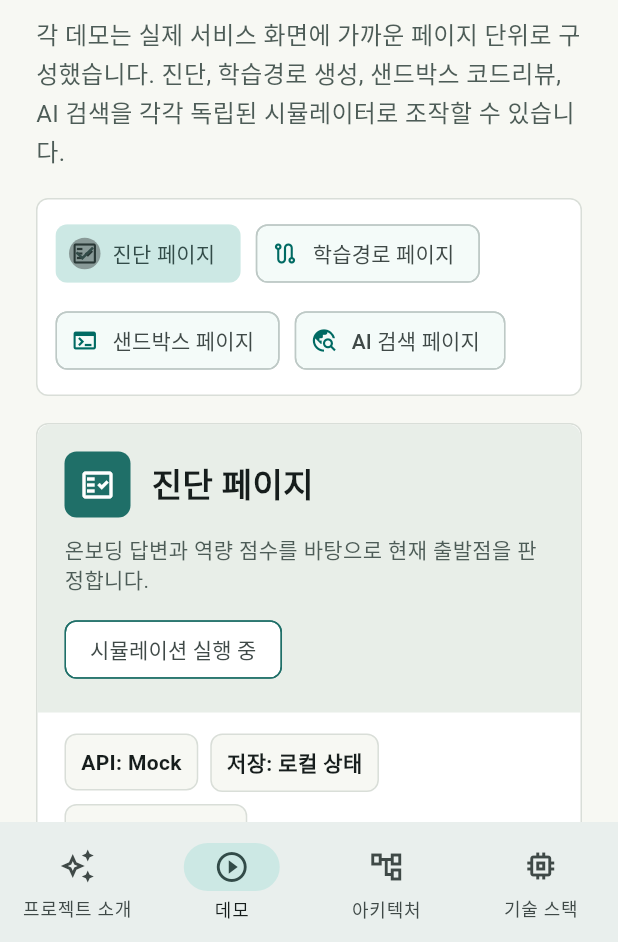
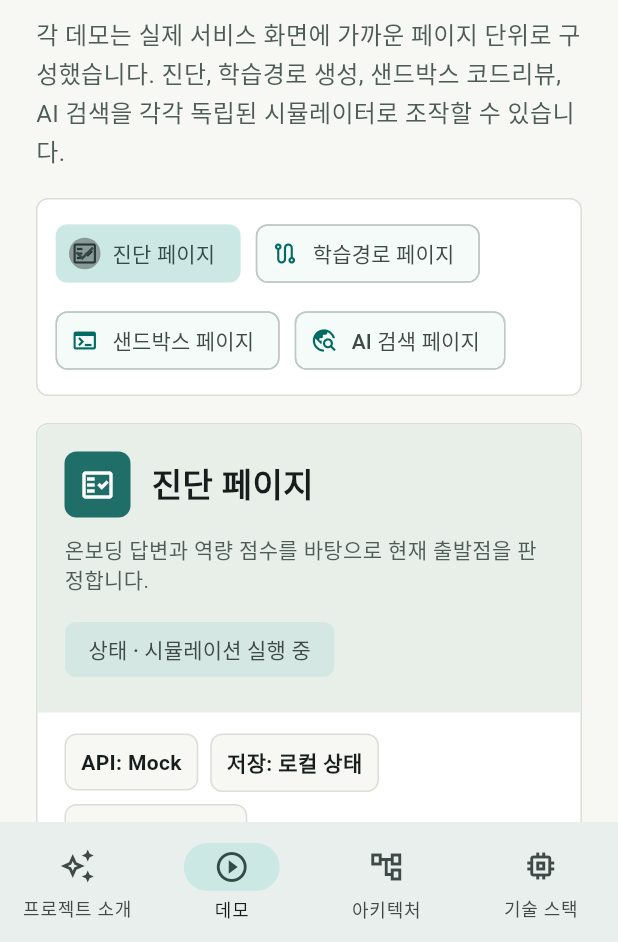
Before and after one commit to DevPathAi/prototype, a Flutter app: the screen it shows after launch, item 2 of the bottom bar chosen, on a phone screen of 412 x 824 dp, the part 294-1236 px from its top. Run offline on Flutter 3.47's test engine with Material 3 defaults, Android fonts, the phone set to English and light mode, and no system bars.

Commit message:
style(design): FINDING-003 - clarify demo status indicators

```diff
--- a/lib/main.dart
+++ b/lib/main.dart
@@ -343,7 +343,7 @@ class _DemoSectionState extends State<DemoSection> {
                 title: 'AI 검색 페이지',
                 subtitle: '키워드 검색과 pgvector 유사도 후보를 섞어 추천 품질 변화를 비교합니다.',
                 icon: Icons.travel_explore_outlined,
-                status: _includeVector ? 'Hybrid 검색' : 'Keyword 검색',
+                  status: _includeVector ? 'Hybrid 모드' : 'Keyword 모드',
                 child: _AiSearchSimulator(
                   query: _searchQuery,
                   includeVector: _includeVector,
@@ -779,10 +779,17 @@ class _ServiceDemoPage extends StatelessWidget {
                   ),
                   child: Icon(icon, color: Colors.white),
                 );
-                final statusChip = Chip(
-                  label: Text(status),
-                  side: const BorderSide(color: Color(0xFF1F6F68)),
-                  backgroundColor: Colors.white,
+                final statusChip = Semantics(
+                  container: true,
+                  liveRegion: true,
+                  label: '현재 상태: $status',
+                  child: ExcludeSemantics(
+                    child: Chip(
+                      label: Text('상태 · $status'),
+                      side: BorderSide.none,
+                      backgroundColor: const Color(0xFFD4E7E2),
+                    ),
+                  ),
                 );
                 final titleText = Text(
                   title,
```
